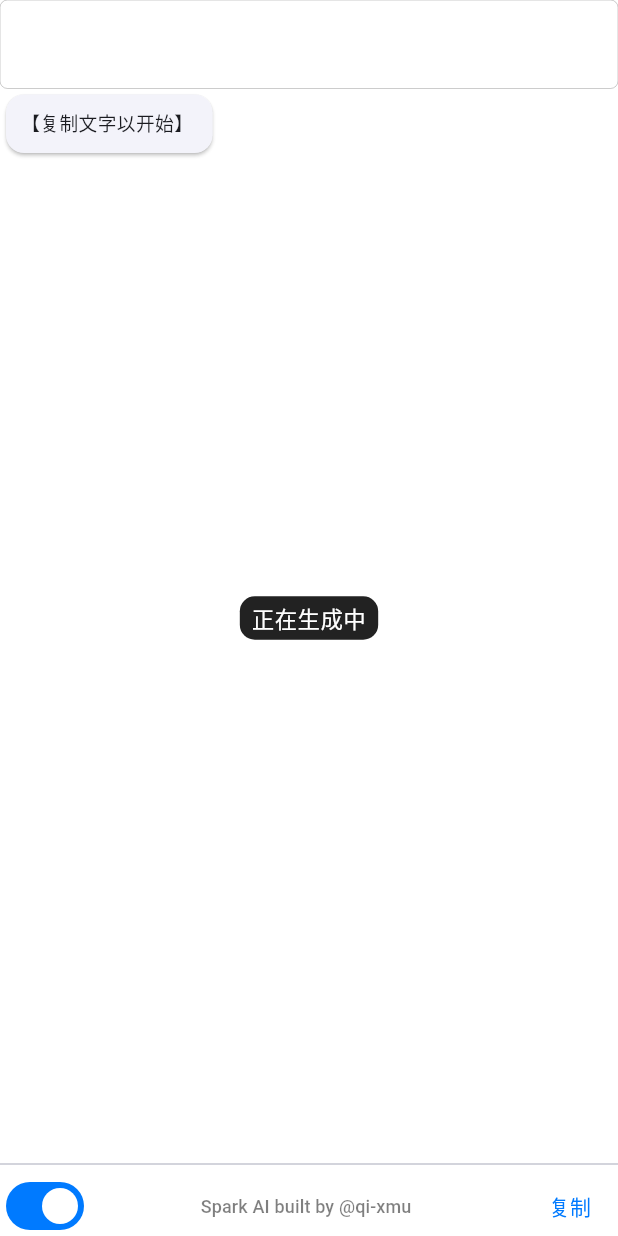
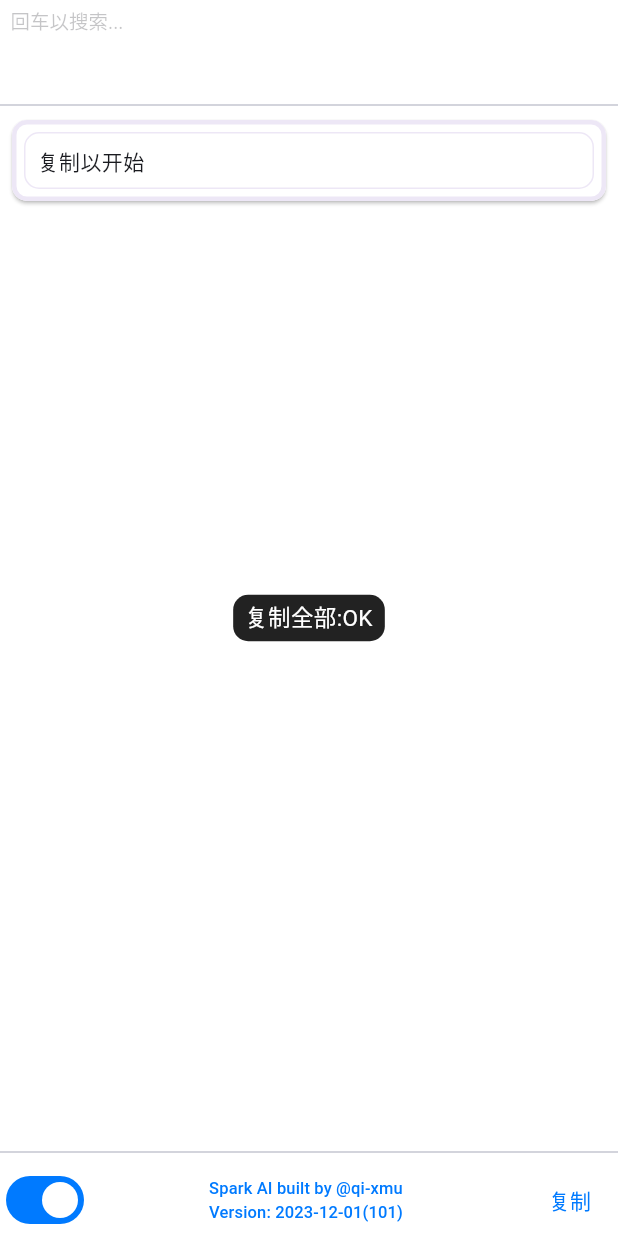
Before and after one commit to qi-xmu/explain_general, a Flutter app: the screen it shows after launch, item 2 of the bottom bar chosen, after a tap on "复制", on a phone screen of 412 x 824 dp. Run offline on Flutter 3.47's test engine with Material 3 defaults, Android fonts, the phone set to English and light mode, and no system bars; drawn by our look-alikes of oktoast; our stand-ins replace date_format, flutter_markdown, get; missing offline and left inert: window_manager; Roboto replaces fonts that are missing (HarmonyOS).

Commit message:
区块划分，访问控制

```diff
--- a/lib/main.dart
+++ b/lib/main.dart
@@ -1,10 +1,10 @@
 import 'dart:convert';
-import 'dart:io';
 
 import 'package:flutter/cupertino.dart';
 import 'package:flutter/material.dart';
 import 'package:flutter/services.dart';
-import 'package:macos_window_utils/window_manipulator.dart';
+import 'package:flutter_markdown/flutter_markdown.dart';
+import 'package:get/get.dart';
 import 'package:oktoast/oktoast.dart';
 import 'package:path_provider/path_provider.dart';
 import 'dart:async';
@@ -15,10 +15,15 @@ import 'windows.dart';
 var configPath = getApplicationDocumentsDirectory();
 SparkApiData? defaultConfig;
 
+var setting = {
+  "fontSize": 13.0,
+};
+
 void main() async {
   // 测试接口
   // 判断是否为macOS
   initWindowsSize();
+  defaultConfig = readConfig((await configPath));
 
   runApp(const OKToast(child: MyApp()));
 }
@@ -28,8 +33,14 @@ class MyApp extends StatelessWidget {
 
   @override
   Widget build(BuildContext context) {
-    return const CupertinoApp(
-      home: MyHomePage(),
+    return CupertinoApp(
+      debugShowCheckedModeBanner: false,
+      theme: CupertinoThemeData(
+        textTheme: CupertinoTextThemeData(
+          textStyle: TextStyle(color: Colors.black, fontSize: setting["fontSize"], fontFamily: "HarmonyOS"),
+        ),
+      ),
+      home: const MyHomePage(),
     );
   }
 }
@@ -49,147 +60,272 @@ class ClipExplain {
 }
 
 class _MyHomePageState extends State<MyHomePage> {
-  late Timer timer;
+  bool topSwitch = true;
 
-  bool state = false;
-  bool topSwitch = true;
-  double fontsize = 12.5;
-  String _clipContent = "";
-  String _answer = "【复制文字以开始】";
-
-  final TextEditingController _controller = TextEditingController();
-
-  _handleKeyPress(RawKeyEvent event) {
-    final bool isCtrlPressed = event.isControlPressed;
-    final bool isCKeyPressed = event.logicalKey == LogicalKeyboardKey.keyS;
-    if (isCtrlPressed && isCKeyPressed) {
-      _copy();
+  @override
+  Widget build(BuildContext context) {
+    return const CupertinoPageScaffold(
+      child: SizedBox.expand(
+        child: Column(crossAxisAlignment: CrossAxisAlignment.start, children: [
+          Expanded(flex: 2, child: AnswerList()),
+        ]),
+      ),
+    );
   }
 }
 
-  _copy() {
-    if (state == false && _answer != "【复制文字以开始】") {
-      Clipboard.setData(ClipboardData(text: _answer));
-      showToast("已复制到剪贴板");
-    } else {
-      showToast("正在生成中");
+class AnswerList extends StatefulWidget {
+  const AnswerList({super.key});
+
+  @override
+  State<AnswerList> createState() => _AnswerListState();
 }
-  }
+
+class _AnswerListState extends State<AnswerList> {
+  final TextEditingController _controller = TextEditingController();
+  final FocusNode _focusNode = FocusNode();
+  final answerList = <String>["> 复制以开始"].obs; // 答案
+  final selectedIndex = <int>[].obs;
+  late Timer timer;
+
+  String _clipContent = ""; // 剪贴板内容
+  bool genState = false;
+  bool topSwitch = true;
+  bool manualState = false;
+  bool startState = true;
 
   @override
   void initState() {
     super.initState();
-    RawKeyboard.instance.addListener(_handleKeyPress);
+    clipboardTask();
+  }
 
-    Clipboard.getData(Clipboard.kTextPlain).then((value) => _clipContent = value?.text ?? "");
+  @override
+  void dispose() {
+    super.dispose();
+    timer.cancel();
+  }
+
+  // 判断是否请求
+  bool isRequest(String text) {
+    if (startState == false) {
+      return false;
+    }
+    if (answerList.contains(text)) {
+      return false;
+    }
+    var res = genState == false && text != _clipContent;
+    if (res) {
+      _clipContent = text;
+      _controller.text = _clipContent;
+    }
+    return res;
+  }
+
+  // answerList state
+  void recvSparkApi(SparkApi sparkApi) {
+    sparkApi.stream.listen((event) {
+      var data = jsonDecode(event);
+      var (status, ans) = sparkApi.parseParams(data);
+      answerList.value = ans.split('。\n\n').map((e) => '$e。').toList();
+      answerList.last = answerList.last.substring(0, answerList.last.length - 1);
+      if (status == 0) {
+        genState = true;
+      } else if (status == 2) {
+        genState = false;
+      }
+    });
+  }
+
+  void clipboardTask() {
     timer = Timer.periodic(const Duration(seconds: 1), (Timer t) async {
       ClipboardData? clipdata = await Clipboard.getData(Clipboard.kTextPlain);
-      if (state == false &&
-          clipdata != null &&
-          clipdata.text != _clipContent &&
-          clipdata.text != "" &&
-          clipdata.text != _answer) {
+      if (clipdata != null && isRequest(clipdata.text!)) {
+        debugPrint("clipboardTask: ${clipdata.text}");
+        selectedIndex.clear();
+
         if (defaultConfig == null) {
-          //
           defaultConfig = readConfig((await configPath));
           showToast("请先配置: ${(await configPath).path}/config.json");
           return;
         }
-        // 请求AI接口
-        debugPrint(clipdata.text!);
-        _clipContent = clipdata.text!;
-        _controller.text = _clipContent;
+        manualState = false;
         var sparkApi = SparkApi(GenerateText()..addText('user', _clipContent), defaultConfig!);
-        sparkApi.stream.listen((event) {
-          var data = jsonDecode(event);
-          var (status, ans) = sparkApi.parseParams(data);
-          if (status == 0) {
-            if (Platform.isMacOS) {
-              WindowManipulator.setDocumentEdited();
-            }
-            state = true;
-          } else if (status == 1) {
-            _answer += ans;
-          } else if (status == 2) {
-            if (Platform.isMacOS) {
-              WindowManipulator.setDocumentUnedited();
-            }
-            state = false;
-          }
-          setState(() {
-            _answer = ans;
-          });
-        });
+        recvSparkApi(sparkApi);
       }
     });
   }
 
   @override
-  void dispose() {
-    timer.cancel();
-    super.dispose();
-  }
-
-  @override
   Widget build(BuildContext context) {
-    return CupertinoPageScaffold(
-      child: SizedBox.expand(
-        child: Column(crossAxisAlignment: CrossAxisAlignment.start, children: [
-          SingleChildScrollView(
-            child: CupertinoTextField(
+    return Column(crossAxisAlignment: CrossAxisAlignment.start, children: [
+      CupertinoTextField(
         controller: _controller,
+        focusNode: _focusNode,
         minLines: 3,
         maxLines: 5,
-              style: TextStyle(fontSize: fontsize, fontFamily: "HarmonyOS"),
+        suffix: AnimatedContainer(
+          duration: const Duration(milliseconds: 200),
+          width: manualState ? 60 : 0,
+          child: manualState
+              ? TextButton(
+                  onPressed: () {
+                    var content = _controller.text;
+                    var sparkApi = SparkApi(GenerateText()..addText('user', content), defaultConfig!);
+                    recvSparkApi(sparkApi);
+                    setState(() {
+                      manualState = false;
+                    });
+                  },
+                  child: Text(
+                    "发送",
+                    style: TextStyle(fontSize: setting['fontSize'], fontFamily: "HarmonyOS"),
+                  ),
+                )
+              : const SizedBox(),
+        ),
+        decoration: BoxDecoration(
+          borderRadius: BorderRadius.circular(0),
+        ),
+        placeholder: "回车以搜索...",
+        onChanged: (String? value) {
+          setState(() {
+            manualState = !(value == null || value.isEmpty);
+          });
+        },
+        style: const TextStyle(height: 1.2),
+      ),
+      const Divider(),
+      Expanded(
+        child: AnswerBox(
+          answer: answerList,
+          selectedIndex: selectedIndex,
         ),
       ),
-          Expanded(
-              flex: 2,
-              child: SingleChildScrollView(
-                child: Card(
-                    child: Padding(
-                        padding: const EdgeInsets.all(10.0),
-                        child: SelectableText(_answer, style: TextStyle(fontSize: fontsize, fontFamily: "HarmonyOS")))),
-              )),
       const Divider(),
       SizedBox(
-            height: 40,
         child: Row(mainAxisAlignment: MainAxisAlignment.spaceBetween, children: [
           Switch(
             value: topSwitch,
             onChanged: (bool value) {
-                  if (value == true) {
-                    windowAlwaysOnTop(true);
-                    showToast("置顶模式");
-                  } else {
-                    windowAlwaysOnTop(false);
-                    showToast("非置顶模式");
-                  }
+              windowAlwaysOnTop(value);
+              showToast(value ? "置顶模式" : "非置顶模式");
               setState(() {
                 topSwitch = value;
               });
             },
           ),
           TextButton(
-                onPressed: () async {
-                  showToast((await configPath).path);
+            onPressed: () {
+              setState(() {
+                startState = !startState;
+              });
+              if (startState) {
+                showToast("已启用");
+              } else {
+                showToast("已禁用");
+              }
             },
-                child: const Text("Spark AI built by @qi-xmu",
-                    // 斜体 透明度 紫色
-                    style: TextStyle(
-                      fontSize: 12,
-                      fontFamily: "HarmonyOS",
-                      color: Color.fromRGBO(0, 0, 0, 0.5),
-                    )),
+            child: Text(
+              startState ? "💜 已启用 💜" : "Spark AI built by @qi-xmu\nVersion: 2023-12-01(101)",
+              style: const TextStyle(fontSize: 11, fontFamily: "HarmonyOS"),
+            ),
           ),
           TextButton(
-                onPressed: () => _copy(),
-                child: const Text("复制", style: TextStyle(fontFamily: "HarmonyOS")),
-              ),
+              onPressed: () {
+                if (selectedIndex.isEmpty) {
+                  var clipData = answerList.map((element) => element).toList();
+                  showToast("复制全部:OK");
+                  Clipboard.setData(ClipboardData(text: clipData[0]));
+                } else {
+                  var clipData = selectedIndex.map((element) => answerList[element]).toList();
+                  showToast("复制选中:OK");
+                  Clipboard.setData(ClipboardData(text: clipData[0]));
+                }
+              },
+              child: const Text("复制"))
         ]),
       ),
-        ]),
+    ]);
+  }
+}
+
+class AnswerBox extends StatelessWidget {
+  final List<String> answer;
+  final RxList<int> selectedIndex;
+  const AnswerBox({super.key, required this.answer, required this.selectedIndex});
+
+  @override
+  Widget build(BuildContext context) {
+    return Obx(
+      () => ListView.builder(
+        scrollDirection: Axis.vertical,
+        itemCount: answer.length,
+        itemBuilder: (context, index) => GestureDetector(
+          child: Obx(
+            () => LineCard(
+              key: ValueKey(answer[index]),
+              index: index,
+              line: answer[index],
+              selected: selectedIndex.contains(index),
+            ),
+          ),
+          onTap: () {
+            debugPrint("onTap: $selectedIndex");
+            if (selectedIndex.contains(index)) {
+              selectedIndex.remove(index);
+            } else {
+              selectedIndex.add(index);
+            }
+          },
+        ),
       ),
     );
   }
 }
+
+class LineCard extends StatelessWidget {
+  final int index;
+  final String line;
+  final bool selected;
+  const LineCard({super.key, required this.index, required this.line, required this.selected});
+
+  @override
+  Widget build(BuildContext context) {
+    return Card(
+      margin: const EdgeInsets.symmetric(horizontal: 8, vertical: 2),
+      color: selected ? Colors.deepPurple[50] : Colors.white,
+      shape: RoundedRectangleBorder(
+        side: BorderSide(color: selected ? Colors.deepPurple[300]! : Colors.deepPurple[50]!, width: 3),
+        borderRadius: BorderRadius.circular(10.0),
+      ),
+      child: Markdown(
+        data: line,
+        shrinkWrap: true,
+        physics: const NeverScrollableScrollPhysics(),
+        padding: const EdgeInsets.all(8.0),
+        styleSheet: MarkdownStyleSheet(
+          p: TextStyle(fontSize: setting["fontSize"], fontFamily: "HarmonyOS"),
+          codeblockPadding: const EdgeInsets.all(6.0),
+          code: TextStyle(
+            fontSize: setting["fontSize"],
+            backgroundColor: Colors.transparent,
+            fontFamily: "CodeMono",
+          ),
+          listIndent: 22,
+          blockSpacing: 4,
+          codeblockDecoration: BoxDecoration(
+            color: Colors.white,
+            border: Border.all(color: Colors.deepPurple[50]!, width: 1),
+            borderRadius: BorderRadius.circular(10.0),
+          ),
+          blockquoteDecoration: BoxDecoration(
+            color: Colors.white,
+            border: Border.all(color: Colors.deepPurple[50]!, width: 1),
+            borderRadius: BorderRadius.circular(10.0),
+          ),
+        ),
+      ),
+    );
+  }
+}
--- a/lib/spark.dart
+++ b/lib/spark.dart
@@ -138,6 +138,7 @@ class SparkApi {
       );
       var url = ws.createUrl();
       _channel = WebSocketChannel.connect(url);
+      debugPrint(question.text.toString());
       _channel.sink.add(jsonEncode(genParams(sparkApiData.appid, sparkApiData.domain, question)));
     }
   }
@@ -153,7 +154,7 @@ class SparkApi {
       //
       var choices = data['payload']['choices'];
       int status = choices["status"];
-      String content = choices["text"][0]["content"].replaceAll("\n\n", "\n");
+      String content = choices["text"][0]["content"];
       if (status == 0) {
         _content = content;
       } else if (status >= 1) {
--- a/lib/windows.dart
+++ b/lib/windows.dart
@@ -1,31 +1,16 @@
-import 'dart:io';
-
 import 'package:flutter/widgets.dart';
-import 'package:macos_window_utils/macos/ns_window_level.dart';
-import 'package:macos_window_utils/window_manipulator.dart';
 import 'package:window_manager/window_manager.dart';
 
 void windowAlwaysOnTop(bool state) async {
-  if (Platform.isMacOS) {
-    await WindowManipulator.setLevel(NSWindowLevel.floating);
-  } else if (Platform.isWindows || Platform.isLinux) {
   await windowManager.setAlwaysOnTop(state);
-  }
 }
 
 void initWindowsSize() async {
   WidgetsFlutterBinding.ensureInitialized();
 
-  if (Platform.isMacOS) {
-    await WindowManipulator.initialize(enableWindowDelegate: true);
-    await WindowManipulator.setLevel(NSWindowLevel.floating);
-    await WindowManipulator.makeTitlebarTransparent();
-    // 设置窗口大小
-    await WindowManipulator.setWindowFrame(const Rect.fromLTWH(0, 500, 400, 400));
-  } else if (Platform.isWindows || Platform.isLinux) {
   await windowManager.ensureInitialized();
   WindowOptions windowOptions = const WindowOptions(
-      size: Size(400, 400),
+    size: Size(360, 600),
   );
   windowManager.waitUntilReadyToShow(windowOptions, () async {
     await windowManager.setAlwaysOnTop(true);
@@ -33,4 +18,3 @@ void initWindowsSize() async {
     await windowManager.show();
   });
 }
-}
```
Also changed, not shown: pubspec.yaml (+9 -6 lines), fonts/NotoSansMono-Regular.ttf (added), pubspec.lock, 1 other file. Lines whose indentation alone changed are shown as unchanged.
